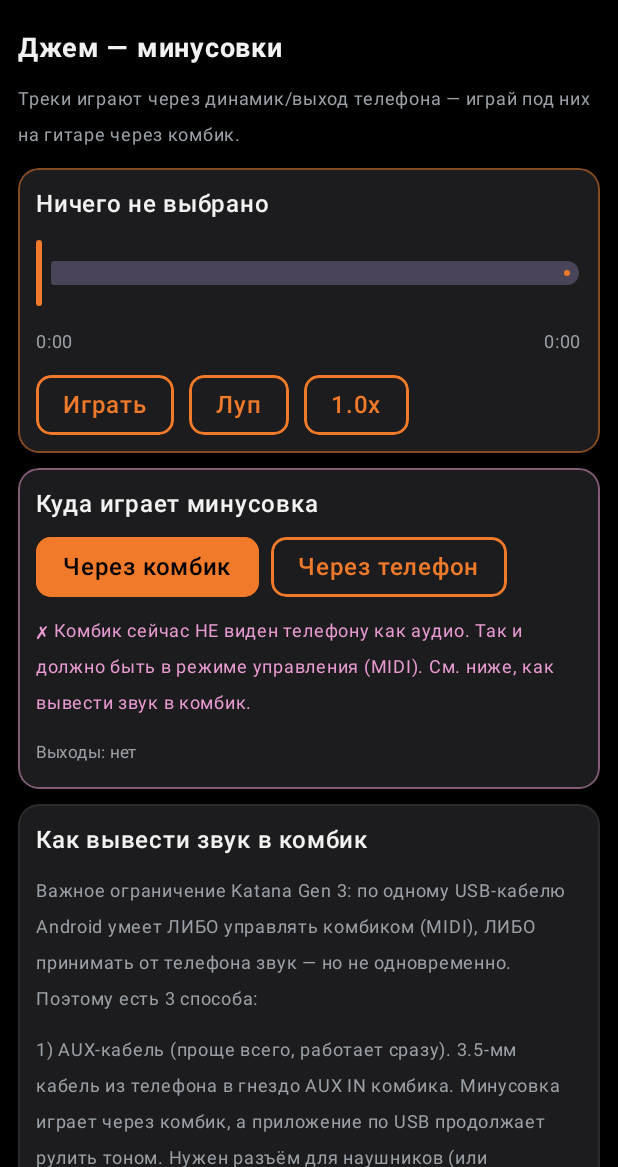
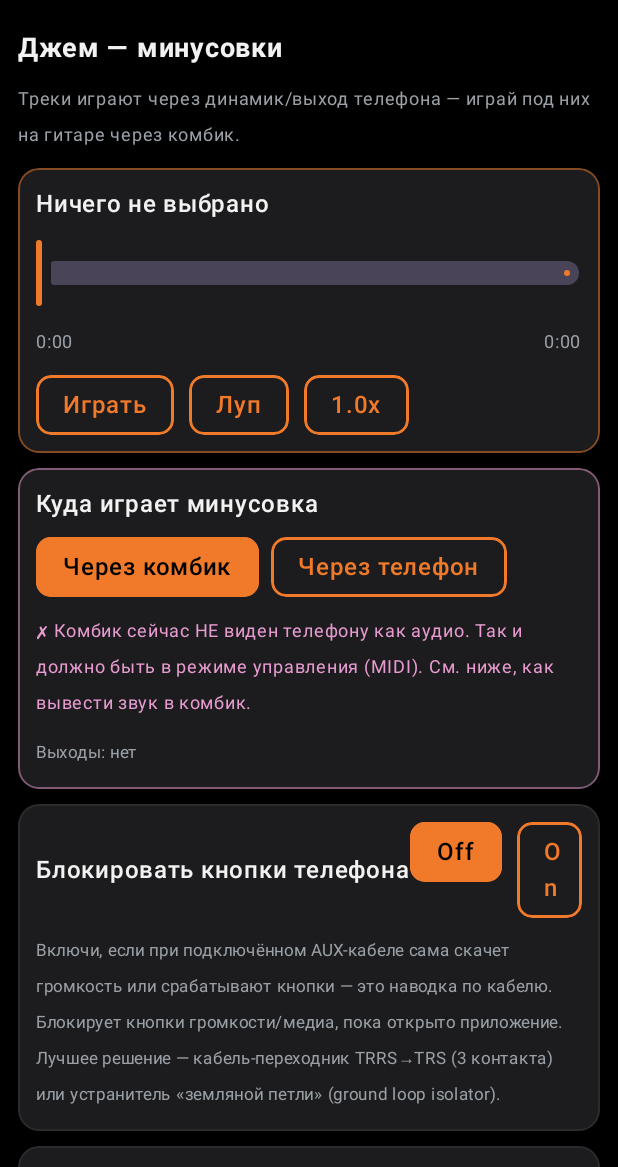
Before and after one commit to VladChaikovskiy/Raznoe, an Android app built with Jetpack Compose: the composable JamScreen shown on its own in the app's theme, on a phone screen of 412 x 824 dp, the part 69-1236 px from its top. Run offline under Robolectric (Android 15) with nearby library versions, the phone set to English and light mode, and no system bars.

Commit message:
Jam: 'lock phone buttons' guard against AUX ground-loop phantom input
When an analog AUX cable and USB share a phone, ground-loop noise on a 4-pole
(TRRS) cable injects phantom volume/media key presses (and can disturb control).
Added a Jam toggle "Блокировать кнопки телефона": the Activity's dispatchKeyEvent
swallows volume/media/headset keys while it's on. UI also advises the real fix
(TRRS->TRS adapter / ground-loop isolator). This addresses the erratic volume
presses and the preset interference that follow from the same noise.

Co-Authored-By: Claude Opus 4.8 <noreply@anthropic.com>
Claude-Session: https://claude.ai/code/session_01ScybpQCqosd6Q8xNxYTWyu

```diff
--- a/app/src/main/java/com/raznoe/katana/KatanaViewModel.kt
+++ b/app/src/main/java/com/raznoe/katana/KatanaViewModel.kt
@@ -97,7 +97,16 @@ class KatanaViewModel(app: Application) : AndroidViewModel(app) {
     /** true => route MP3 to the amp's USB-audio out (mix with guitar in the combo). */
     var jamThroughAmp by mutableStateOf(true)
         private set
+    /**
+     * true => the Activity swallows hardware volume/media key events. Guards
+     * against phantom key presses induced by ground-loop noise when an analog
+     * AUX cable and USB are connected at the same time.
+     */
+    var lockHardwareKeys by mutableStateOf(false)
+        private set
     private var player: MediaPlayer? = null
+
+    fun setKeyLock(on: Boolean) { lockHardwareKeys = on }
 
     fun chooseJamOutput(throughAmp: Boolean) {
         jamThroughAmp = throughAmp
--- a/app/src/main/java/com/raznoe/katana/ui/KatanaApp.kt
+++ b/app/src/main/java/com/raznoe/katana/ui/KatanaApp.kt
@@ -408,6 +408,21 @@ private fun JamScreen(vm: KatanaViewModel) {
         }
 
         Panel {
+            Row(Modifier.fillMaxWidth(), horizontalArrangement = Arrangement.SpaceBetween,
+                verticalAlignment = Alignment.CenterVertically) {
+                Text("Блокировать кнопки телефона", color = Nux.TextHi, fontWeight = FontWeight.SemiBold)
+                OnOffPills(on = vm.lockHardwareKeys, accent = Nux.Orange) { vm.setKeyLock(it) }
+            }
+            Text(
+                "Включи, если при подключённом AUX-кабеле сама скачет громкость или срабатывают " +
+                    "кнопки — это наводка по кабелю. Блокирует кнопки громкости/медиа, пока открыто " +
+                    "приложение. Лучшее решение — кабель-переходник TRRS→TRS (3 контакта) или " +
+                    "устранитель «земляной петли» (ground loop isolator).",
+                color = Nux.TextLo, fontSize = 11.sp,
+            )
+        }
+
+        Panel {
             Text("Как вывести звук в комбик", color = Nux.TextHi, fontWeight = FontWeight.SemiBold)
             Text(
                 "Важное ограничение Katana Gen 3: по одному USB-кабелю Android умеет ЛИБО " +
```
Also changed, not shown: app/src/main/java/com/raznoe/katana/MainActivity.kt (+18 -0 lines).
